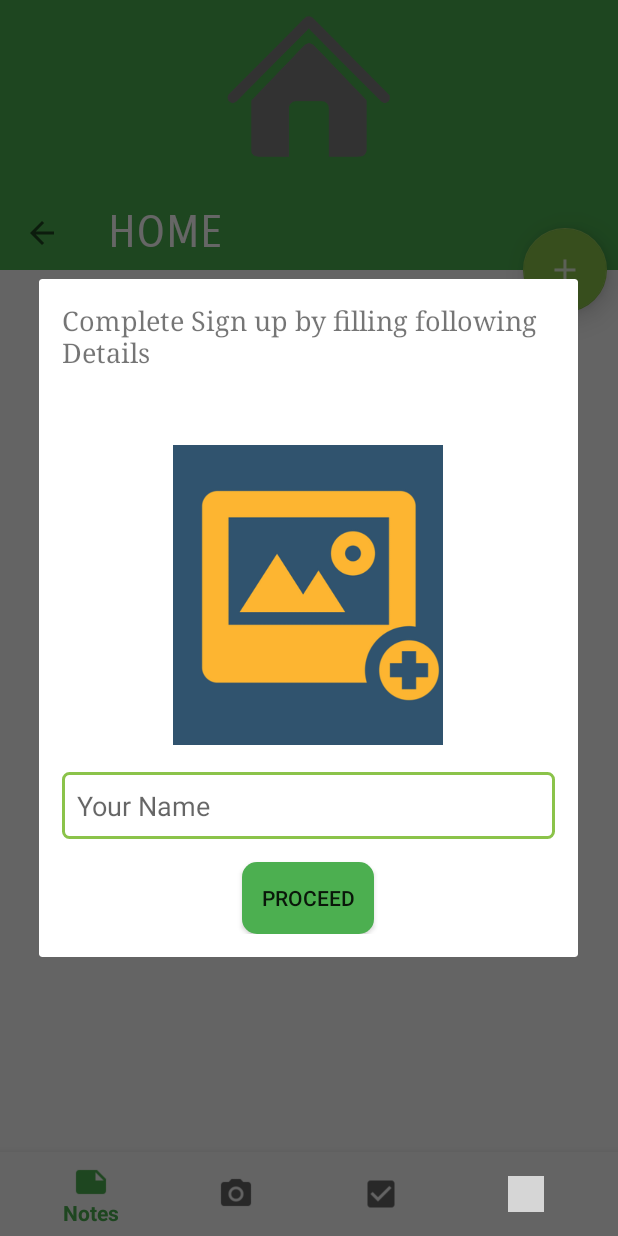
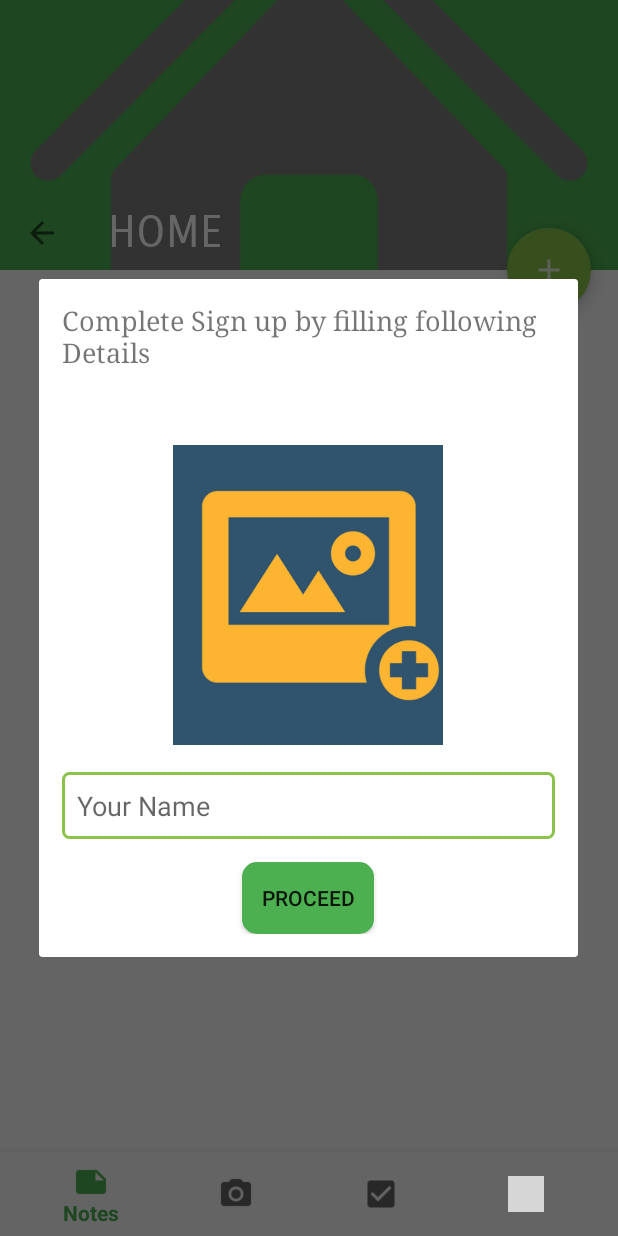
Before and after one commit to skm2408/Notes, an Android app: the screen it shows after launch once a user with an empty profile is signed in (MainActivity), on a phone screen of 412 x 824 dp. Run offline under Robolectric (Android 15) with nearby library versions, the phone set to English and light mode, and no system bars; our stand-ins replace Firebase (no records; nobody signed in at launch, a user with empty details on screens opened directly), Picasso; plain views replace ArcNavigationView; 2 statements that could not run were skipped; grey boxes are pictures that could not be loaded.

Commit message:
Minor Changes

```diff
--- a/app/src/main/java/com/example/shubhammishra/notes/Fragments/record.kt
+++ b/app/src/main/java/com/example/shubhammishra/notes/Fragments/record.kt
@@ -155,6 +155,7 @@ class record : Fragment() {
     private fun uploadAudio() {
         progressDialog = ProgressDialog(view1.context)
         progressDialog.setMessage("Saving Audio..")
+        progressDialog.setCancelable(false)
         progressDialog.show()
         val currentUser = FirebaseAuth.getInstance().currentUser!!.uid
         val storageReference = FirebaseStorage.getInstance().reference.child(currentUser).child(pathSave)
--- a/app/src/main/java/com/example/shubhammishra/notes/MainActivity.kt
+++ b/app/src/main/java/com/example/shubhammishra/notes/MainActivity.kt
@@ -30,11 +30,6 @@ import android.view.animation.AnimationUtils
 import android.widget.ImageView
 import android.widget.Toast
 import com.bumptech.glide.Glide
-import com.bumptech.glide.load.DataSource
-import com.bumptech.glide.load.engine.GlideException
-import com.bumptech.glide.request.RequestListener
-import com.bumptech.glide.request.target.Target
-import com.example.shubhammishra.notes.Adapters.ViewPagerAdapter
 import com.example.shubhammishra.notes.Classes.Snaps
 import com.example.shubhammishra.notes.Classes.UserInfo
 import com.example.shubhammishra.notes.Fragments.*
--- a/app/src/main/res/layout/activity_main.xml
+++ b/app/src/main/res/layout/activity_main.xml
@@ -24,6 +24,7 @@
             android:layout_width="match_parent"
             android:clipToPadding="false"
             android:layout_height="match_parent"
+            android:layout_marginBottom="52dp"
             app:layout_behavior="@string/appbar_scrolling_view_behavior"
             >
             <android.support.design.widget.CoordinatorLayout
@@ -165,8 +166,8 @@
             android:layout_height="wrap_content"
             android:clickable="true"
             android:src="@drawable/ic_action_plus"
-            app:elevation="10dp"
-            android:layout_marginRight="7dp"
+            app:elevation="6dp"
+            android:layout_marginRight="18dp"
             app:layout_anchor="@id/appBar"
             app:layout_anchorGravity="bottom|end"
             app:pressedTranslationZ="12dp"
--- a/app/src/main/res/layout/layout_toolbar.xml
+++ b/app/src/main/res/layout/layout_toolbar.xml
@@ -18,8 +18,8 @@
             android:layout_width="match_parent"
             android:fitsSystemWindows="true"
             app:layout_collapseMode="parallax"
-            android:scaleType="fitCenter"
-            android:layout_height="120dp"
+            android:scaleType="centerCrop"
+            android:layout_height="match_parent"
             />
 
     <android.support.v7.widget.Toolbar
--- a/app/src/main/res/layout/list_view_camera.xml
+++ b/app/src/main/res/layout/list_view_camera.xml
@@ -2,7 +2,7 @@
 <android.support.design.widget.CoordinatorLayout xmlns:android="http://schemas.android.com/apk/res/android"
     xmlns:app="http://schemas.android.com/apk/res-auto"
     android:layout_width="match_parent"
-    android:layout_height="match_parent">
+    android:layout_height="wrap_content">
     <android.support.v7.widget.RecyclerView
         android:id="@+id/mainViewCamera"
         android:layout_width="match_parent"
--- a/app/src/main/res/layout/list_view_notes.xml
+++ b/app/src/main/res/layout/list_view_notes.xml
@@ -1,7 +1,7 @@
 <?xml version="1.0" encoding="utf-8"?>
 <android.support.design.widget.CoordinatorLayout xmlns:android="http://schemas.android.com/apk/res/android"
     android:layout_width="match_parent"
-    android:layout_height="match_parent"
+    android:layout_height="wrap_content"
     xmlns:app="http://schemas.android.com/apk/res-auto">
     <android.support.v7.widget.RecyclerView
         android:id="@+id/mainViewNotes"
--- a/app/src/main/res/layout/list_view_voice.xml
+++ b/app/src/main/res/layout/list_view_voice.xml
@@ -1,10 +1,12 @@
 <?xml version="1.0" encoding="utf-8"?>
 <android.support.design.widget.CoordinatorLayout xmlns:android="http://schemas.android.com/apk/res/android"
+    xmlns:app="http://schemas.android.com/apk/res-auto"
     android:layout_width="match_parent"
-    android:layout_height="match_parent">
+    android:layout_height="wrap_content">
 
     <android.support.v7.widget.RecyclerView
         android:id="@+id/mainViewVoice"
         android:layout_width="match_parent"
-        android:layout_height="wrap_content" />
+        android:layout_height="wrap_content"
+        app:layout_behavior="@string/appbar_scrolling_view_behavior" />
 </android.support.design.widget.CoordinatorLayout>
```
Also changed, not shown: app/src/main/res/layout/list_view_todos.xml (+4 -4 lines), app/src/main/res/layout/recycler_view_audio.xml (+15 -13 lines), app/src/main/res/layout/recycler_view_snaps.xml (+5 -7 lines).
